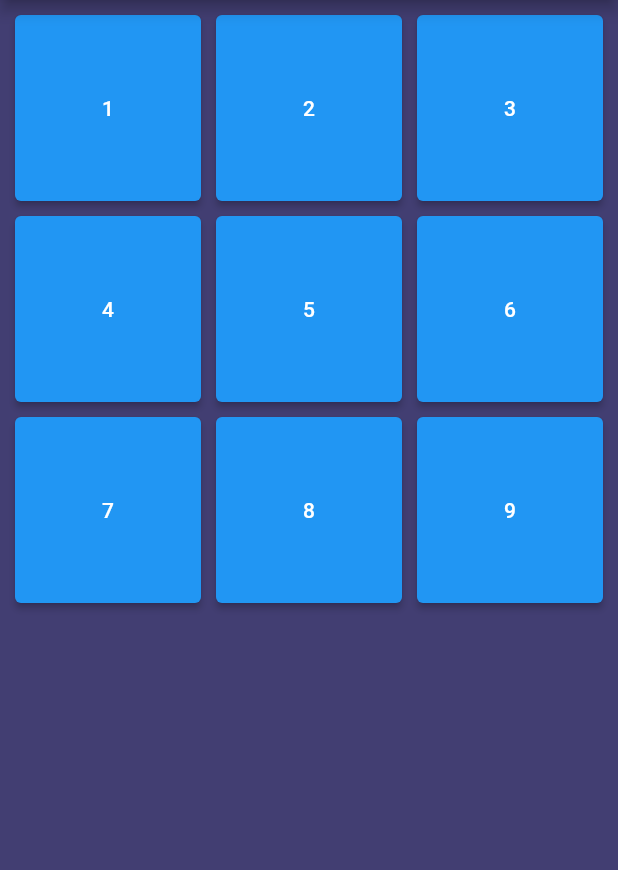
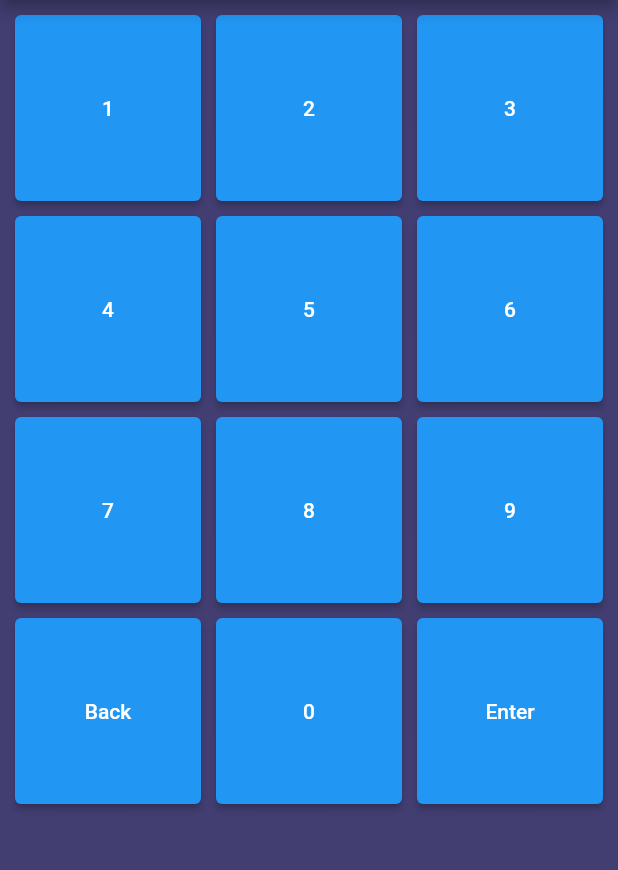
Before and after one commit to ExtraUnity/MoodyMorning, a Flutter app: the screen it shows after launch, on a phone screen of 412 x 824 dp, the part 84-954 px from its top. Run offline on Flutter 3.47's test engine with Material 2 defaults, Android fonts, the phone set to English and light mode, and no system bars.

Commit message:
Update numpad.dart

```diff
--- a/moody_morning/lib/widgets/numpad.dart
+++ b/moody_morning/lib/widgets/numpad.dart
@@ -21,24 +21,53 @@ class NumPad extends StatelessWidget {
 
 List<Widget> numButtonList() {
   List<Widget> completeButtonList = [];
+  //Creates numberButtons from 1-9 and adds to list:
   for (int i = 1; i < 10; i++) {
-    //Creates button, assign a value and add to list:
     NumButton button = NumButton(
       onPressed: () {
         print("$i");
       },
       child: Text("$i"),
-        numValue: i);
+      numValue: i,
+    );
     completeButtonList.add(button);
   }
+
+  //Creates the last 3 "functional" buttons (back- & enter button and 0):
+  NumButton button0 = NumButton(
+      onPressed: () {
+        print("0");
+      },
+      child: Text("0"),
+      numValue: 0);
+
+  NumButton buttonBack = NumButton(
+      onPressed: () {
+        print("pressed Back...");
+      },
+      child: Text("Back"),
+      numValue: 10);
+
+  NumButton buttonEnter = NumButton(
+      onPressed: () {
+        print("pressed Enter...");
+      },
+      child: Text("Enter"),
+      numValue: 12);
+
+  completeButtonList.addAll([buttonBack, button0, buttonEnter]);
+
   return completeButtonList;
 }
 
 class NumButton extends ElevatedButton {
   final int numValue;
-  const NumButton(
-      {super.key,
+
+  const NumButton({
+    super.key,
     required super.onPressed,
     required super.child,
-      required this.numValue}); //Separate button-instances by value
+    required this.numValue,
+    ButtonStyle? super.style,
+  });
 }
```
Lines whose indentation alone changed are shown as unchanged.
